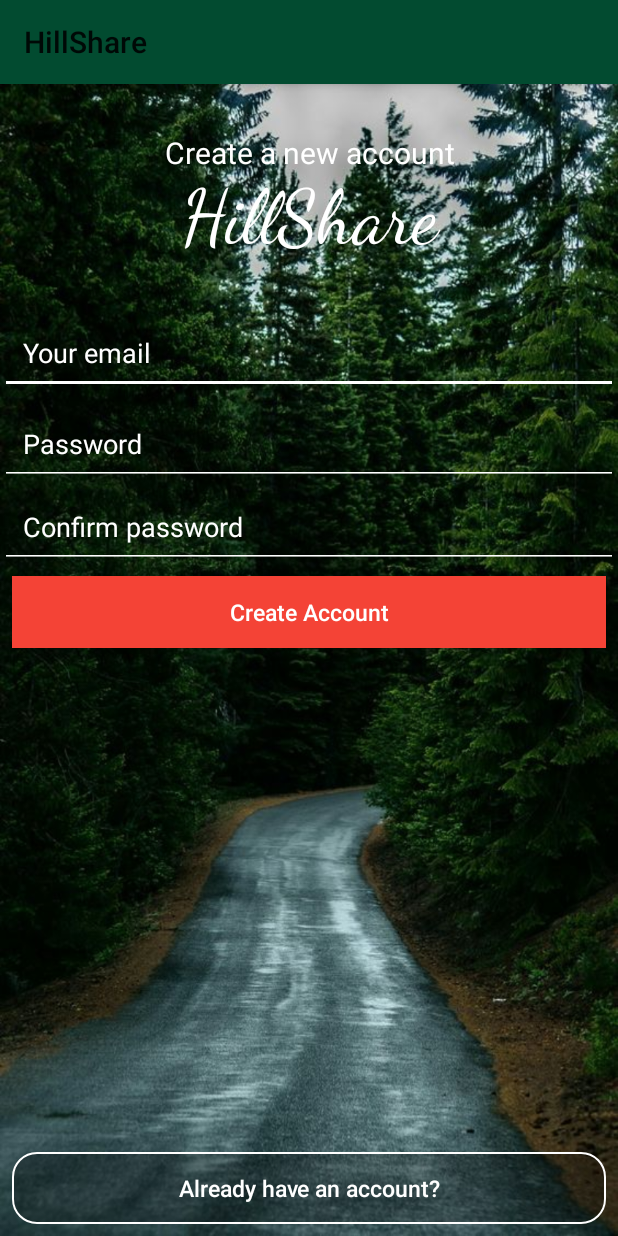
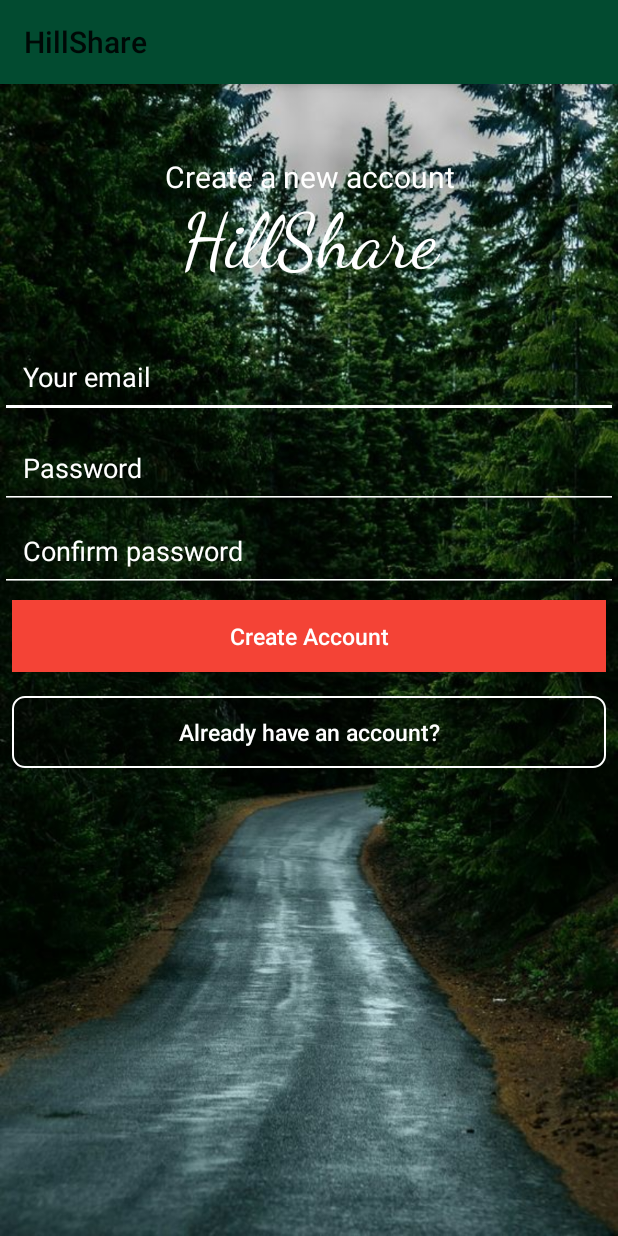
Before and after one commit to D-Hallock223/RiderApp, an Android app: the RegisterActivity screen opened directly, with no data from a screen before it, on a phone screen of 412 x 824 dp. Run offline under Robolectric (Android 15) with nearby library versions, the phone set to English and light mode, and no system bars; our stand-ins replace Firebase (no records; nobody signed in at launch, a user with empty details on screens opened directly); 1 statement that could not run was skipped.

Commit message:
made some changes

```diff
--- a/app/src/main/java/com/example/xhaxs/rider/Activity/OTPActivity.java
+++ b/app/src/main/java/com/example/xhaxs/rider/Activity/OTPActivity.java
@@ -82,6 +82,8 @@ public class OTPActivity extends AppCompatActivity {
     }
     private void verifyCode(String code){
         PhoneAuthCredential credential = PhoneAuthProvider.getCredential(verificationid, code);
+        FirebaseUser firebaseUser = FirebaseAuth.getInstance().getCurrentUser();
+        firebaseUser.updatePhoneNumber(credential);
 //        signInWithCredential(credential);
         uploadToDatabase();
     }
--- a/app/src/main/res/drawable/button_style.xml
+++ b/app/src/main/res/drawable/button_style.xml
@@ -13,7 +13,7 @@
             android:shape="rectangle">
             <solid android:color="#40000000" />
 
-            <corners android:radius="16dp" />
+            <corners android:radius="8dp" />
             <stroke
                 android:width="2px"
                 android:color="#ffffff" />
--- a/app/src/main/res/layout/activity_login.xml
+++ b/app/src/main/res/layout/activity_login.xml
@@ -142,7 +142,7 @@
 
         <Button
             android:id="@+id/b_reset_password"
-            android:layout_width="376dp"
+            android:layout_width="match_parent"
             android:layout_height="wrap_content"
             android:layout_marginStart="8dp"
             android:layout_marginLeft="8dp"
@@ -151,11 +151,12 @@
             android:layout_marginRight="8dp"
             android:layout_marginBottom="8dp"
             android:text="Reset Password"
+            android:background="@color/white"
             app:layout_constraintBottom_toTopOf="@+id/fbloginbutton"
             app:layout_constraintEnd_toEndOf="parent"
             app:layout_constraintStart_toStartOf="parent"
             app:layout_constraintTop_toBottomOf="@+id/loginbutton"
-            app:layout_constraintVertical_bias="0.0" />
+            app:layout_constraintVertical_bias="0.0"/>
 
     </android.support.constraint.ConstraintLayout>
 </ScrollView>
--- a/app/src/main/res/layout/activity_register.xml
+++ b/app/src/main/res/layout/activity_register.xml
@@ -1,16 +1,20 @@
 <?xml version="1.0" encoding="utf-8"?>
-<ScrollView xmlns:android="http://schemas.android.com/apk/res/android"
+<LinearLayout xmlns:android="http://schemas.android.com/apk/res/android"
     android:layout_width="match_parent"
     android:layout_height="match_parent"
-    android:background="@drawable/sky"
-    android:fillViewport="true"
-    android:fitsSystemWindows="true">
-    <android.support.constraint.ConstraintLayout xmlns:android="http://schemas.android.com/apk/res/android"
-        xmlns:app="http://schemas.android.com/apk/res-auto"
     xmlns:tools="http://schemas.android.com/tools"
+    tools:context=".Activity.LoginActivity"
+    android:background="@drawable/sky">
+
+    <ScrollView
         android:layout_width="match_parent"
         android:layout_height="match_parent"
-        tools:context=".Activity.LoginActivity">
+        android:fillViewport="true">
+
+        <RelativeLayout
+            android:layout_width="match_parent"
+            android:layout_height="match_parent"
+            android:orientation="vertical">
 
     <ProgressBar
         android:id="@+id/regprogressbar"
@@ -19,9 +23,8 @@
         android:layout_height="wrap_content"
         android:indeterminate="true"
         android:visibility="invisible"
-            app:layout_constraintEnd_toEndOf="parent"
-            app:layout_constraintStart_toStartOf="parent"
-            app:layout_constraintTop_toTopOf="parent" />
+        android:layout_alignParentTop="true"
+        />
 
     <TextView
         android:id="@+id/mytext3"
@@ -32,9 +35,7 @@
         android:text="Create a new account"
         android:textColor="@color/white"
         android:textSize="20dp"
-            app:layout_constraintEnd_toEndOf="parent"
-            app:layout_constraintStart_toStartOf="parent"
-            app:layout_constraintTop_toTopOf="parent" />
+        android:layout_below="@id/regprogressbar"/>
 
     <TextView
         android:id="@+id/mytext4"
@@ -45,9 +46,7 @@
         android:fontFamily="cursive"
         android:textColor="@color/white"
         android:textSize="50dp"
-            app:layout_constraintEnd_toEndOf="parent"
-            app:layout_constraintStart_toStartOf="parent"
-            app:layout_constraintTop_toBottomOf="@+id/mytext3" />
+        android:layout_below="@id/mytext3"/>
 
 
     <EditText
@@ -61,9 +60,7 @@
         android:padding="15dp"
         android:textColor="@color/white"
         android:textColorHint="@color/white"
-            app:layout_constraintEnd_toEndOf="parent"
-            app:layout_constraintStart_toStartOf="parent"
-            app:layout_constraintTop_toBottomOf="@+id/mytext4" />
+        android:layout_below="@id/mytext4"/>
 
 
     <EditText
@@ -77,9 +74,7 @@
         android:padding="15dp"
         android:textColor="@color/white"
         android:textColorHint="#ffffff"
-            app:layout_constraintEnd_toEndOf="parent"
-            app:layout_constraintStart_toStartOf="parent"
-            app:layout_constraintTop_toBottomOf="@id/regemail" />
+        android:layout_below="@id/regemail"/>
 
     <EditText
         android:id="@+id/regpassword2"
@@ -91,7 +86,7 @@
         android:padding="15dp"
         android:textColor="@color/white"
         android:textColorHint="@color/white"
-            app:layout_constraintTop_toBottomOf="@id/regpassword" />
+        android:layout_below="@id/regpassword"/>
 
     <Button
         android:id="@+id/regbutton"
@@ -107,27 +102,23 @@
         android:textAllCaps="false"
         android:textColor="@color/white"
         android:textSize="15dp"
-            app:layout_constraintEnd_toEndOf="parent"
-            app:layout_constraintStart_toStartOf="parent"
-            app:layout_constraintTop_toBottomOf="@id/regpassword2" />
+        android:layout_below="@id/regpassword2"/>
 
         <Button
             android:id="@+id/regloginbutton"
             android:layout_width="match_parent"
             android:layout_height="wrap_content"
-            android:layout_marginStart="8dp"
-            android:layout_marginLeft="8dp"
-            android:layout_marginEnd="8dp"
-            android:layout_marginRight="8dp"
-            android:layout_marginBottom="8dp"
             android:background="@drawable/button_style"
             android:text="Already have an account?"
             android:textAllCaps="false"
             android:textColor="#FFFFFF"
             android:textSize="15dp"
-            app:layout_constraintBottom_toBottomOf="parent"
-            app:layout_constraintEnd_toEndOf="parent"
-            app:layout_constraintStart_toStartOf="parent" />
+            android:layout_marginHorizontal="8dp"
+            android:layout_marginTop="16dp"
+            android:layout_below="@id/regbutton"/>
 
-    </android.support.constraint.ConstraintLayout>
+        </RelativeLayout>
+
     </ScrollView>
+
+</LinearLayout>
```
Lines whose indentation alone changed are shown as unchanged.
